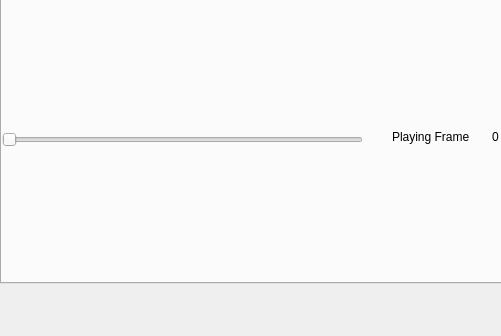
First picture: the form in mainwindow.ui, repository willgoishi/CSCI576HypermediaProject, before the edit; both pictures show x 0 to 501 and y 354 to 690 of the 765 by 690 pixel window.
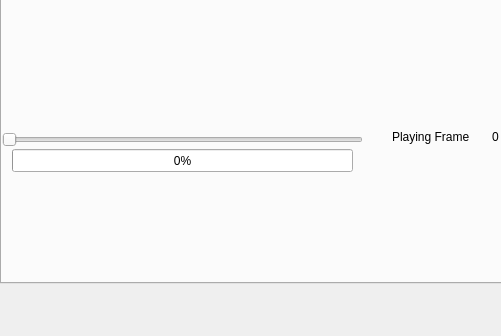
Second picture: the form after the edit. The open tabs and pages were chosen to show the change.

Commit message: Exported data can now be loaded into the player with frames/boundaries, allowing seeking with slider (but no play functionality yet)

What changed in the file:
```diff
--- a/mainwindow.ui
+++ b/mainwindow.ui
@@ -418,6 +418,25 @@
        <enum>Qt::Horizontal</enum>
       </property>
      </widget>
+     <widget class="QProgressBar" name="playerVideoProgressBar">
+      <property name="geometry">
+       <rect>
+        <x>10</x>
+        <y>460</y>
+        <width>341</width>
+        <height>23</height>
+       </rect>
+      </property>
+      <property name="minimum">
+       <number>0</number>
+      </property>
+      <property name="maximum">
+       <number>8999</number>
+      </property>
+      <property name="value">
+       <number>1</number>
+      </property>
+     </widget>
     </widget>
    </widget>
   </widget>
```
Left out of the diff: 4 changed lines with no effect on the pictures. The commit also changes 7 other files.
